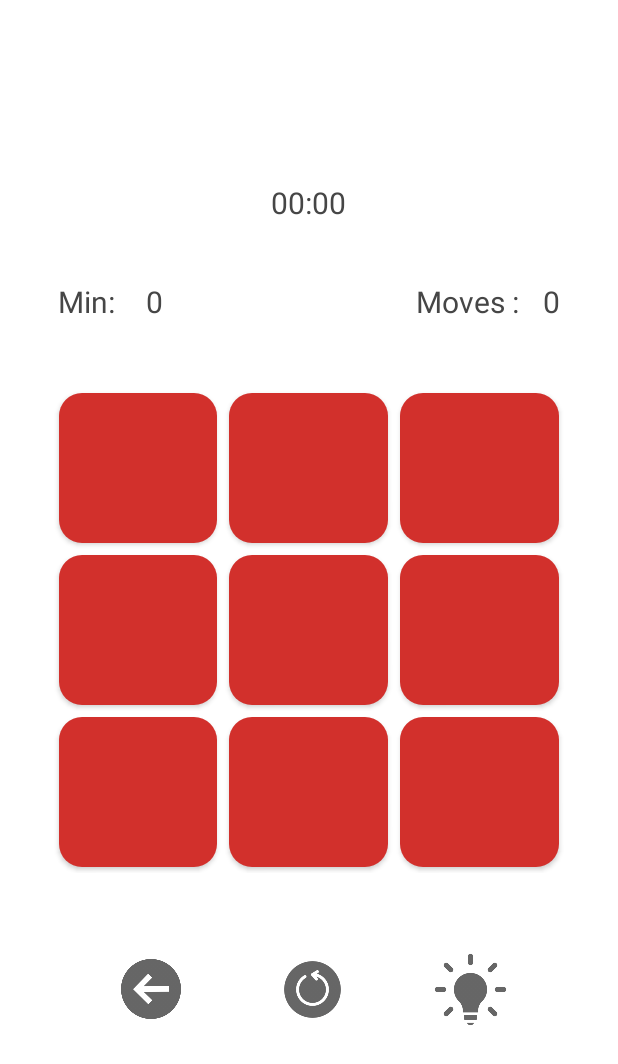
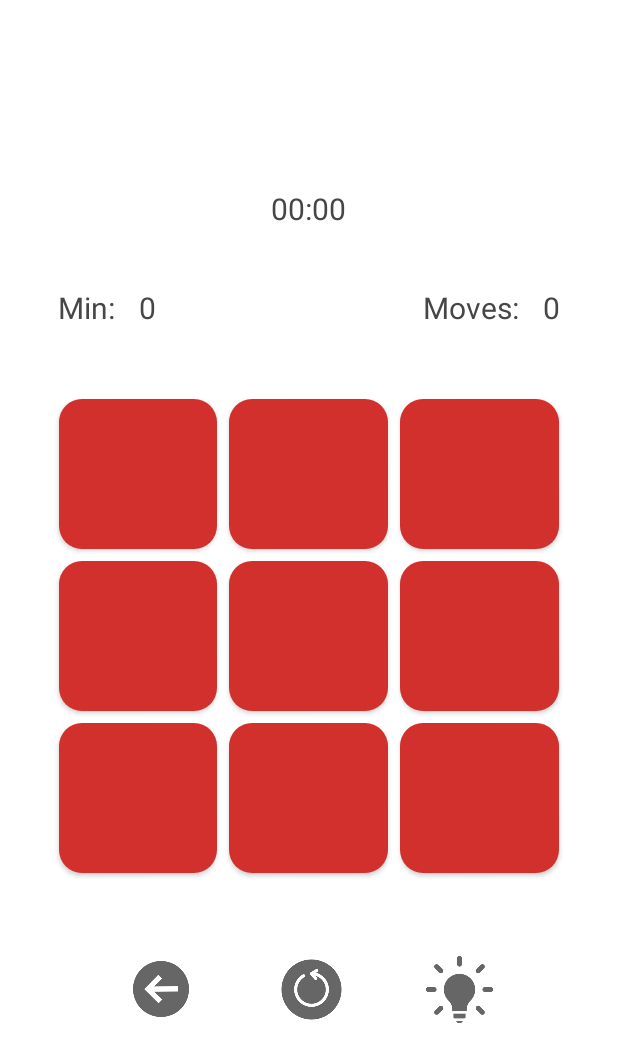
Before and after one commit to Athe1stB/9-BOX-PUZZLE, an Android app: the layout activity_game.xml on its own in the app's theme, with its tools: preview values and no code run, on a phone screen of 412 x 824 dp. Shown: the top 1064 px of the screen. Run offline under Robolectric (Android 15) with nearby library versions, the phone set to English and light mode, and no system bars; Roboto replaces fonts that are not available here.

Commit message:
Minor Fixes

```diff
--- a/app/build.gradle
+++ b/app/build.gradle
@@ -7,8 +7,8 @@ android {
         applicationId "com.lbcc.a9_box_puzzle"
         minSdkVersion 21
         targetSdkVersion 29
-        versionCode 2
-        versionName "2.0"
+        versionCode 3
+        versionName "3.0"
         testInstrumentationRunner "androidx.test.runner.AndroidJUnitRunner"
     }
     signingConfigs {
--- a/app/src/main/AndroidManifest.xml
+++ b/app/src/main/AndroidManifest.xml
@@ -44,6 +44,7 @@
         </activity>
         <activity
             android:name="com.lbcc.a9_box_puzzle.game"
+            android:label="Good Luck!"
             android:configChanges="orientation"
             android:screenOrientation="portrait" />
         <activity
--- a/app/src/main/java/com/lbcc/a9_box_puzzle/Files.java
+++ b/app/src/main/java/com/lbcc/a9_box_puzzle/Files.java
@@ -93,7 +93,7 @@ public class Files {
             player.get(name)[2][hard - 1] += win;
             if (win == 1) {
                 player.get(name)[3][hard - 1] += move;
-                double val = hard * 20.0;
+                double val = hard * 20 - 10;
                 player.get(name)[4][hard - 1] += (int) (val * min_move / move);
             }
             player = sortMap(player);
--- a/app/src/main/res/layout/activity_game.xml
+++ b/app/src/main/res/layout/activity_game.xml
@@ -49,7 +49,7 @@
                 android:layout_alignParentBottom="true"
                 android:padding="8dp"
                 android:textColor="@color/gray"
-                android:text="Min: "/>
+                android:text="@string/min"/>
             <TextView
                 android:id="@+id/bestval"
                 android:layout_width="wrap_content"
@@ -68,7 +68,7 @@
                 android:layout_alignParentBottom="true"
                 android:layout_toStartOf="@id/moveval"
                 android:padding="8dp"
-                android:text="Moves :"
+                android:text="@string/moves"
                 android:textColor="@color/gray"
                 android:textSize="20sp"/>
             <TextView
@@ -153,21 +153,21 @@
                 android:layout_height="wrap_content">
                 <Button
                     android:id="@+id/newgame"
-                    android:layout_width="80dp"
-                    android:layout_height="80dp"
-                    android:background="@drawable/greyback"
-                    android:layout_margin="10dp"
+                    android:layout_width="93dp"
+                    android:layout_height="93dp"
+                    android:background="@drawable/greyback3"
+                    android:layout_margin="0dp"
                     />
                 <Button
                     android:id="@+id/restart"
-                    android:layout_width="115dp"
-                    android:layout_height="115dp"
-                    android:background="@drawable/greyreset"
-                    android:layout_margin="0dp"/>
+                    android:layout_width="87dp"
+                    android:layout_height="87dp"
+                    android:background="@drawable/greyreset2"
+                    android:layout_margin="10dp"/>
                 <Button
                     android:id="@+id/seesolution"
-                    android:layout_width="95dp"
-                    android:layout_height="95dp"
+                    android:layout_width="90dp"
+                    android:layout_height="90dp"
                     android:background="@drawable/greyidea"
                     android:layout_margin="0dp"
                     />
```
Also changed, not shown: app/src/main/res/values/strings.xml (+6 -5 lines), app/src/main/res/drawable/greyback2.png (added), app/src/main/res/drawable/greyback3.png (added), app/src/main/res/drawable/greyidea2.png (added), app/src/main/res/drawable/greyreset2.png (added).
